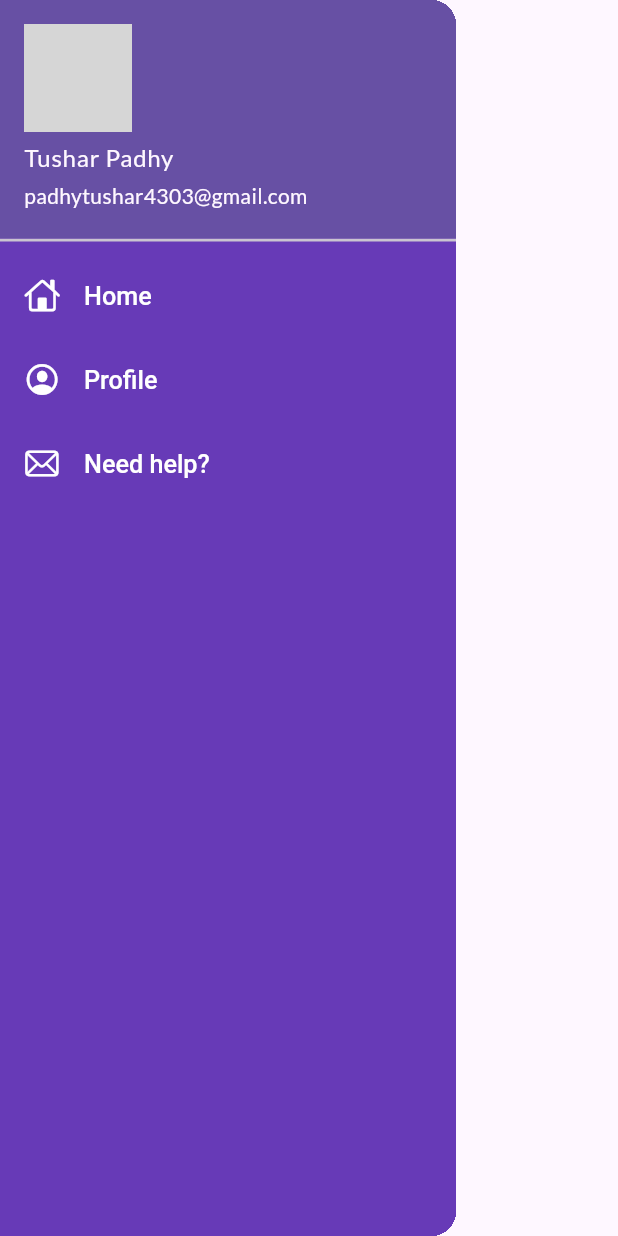
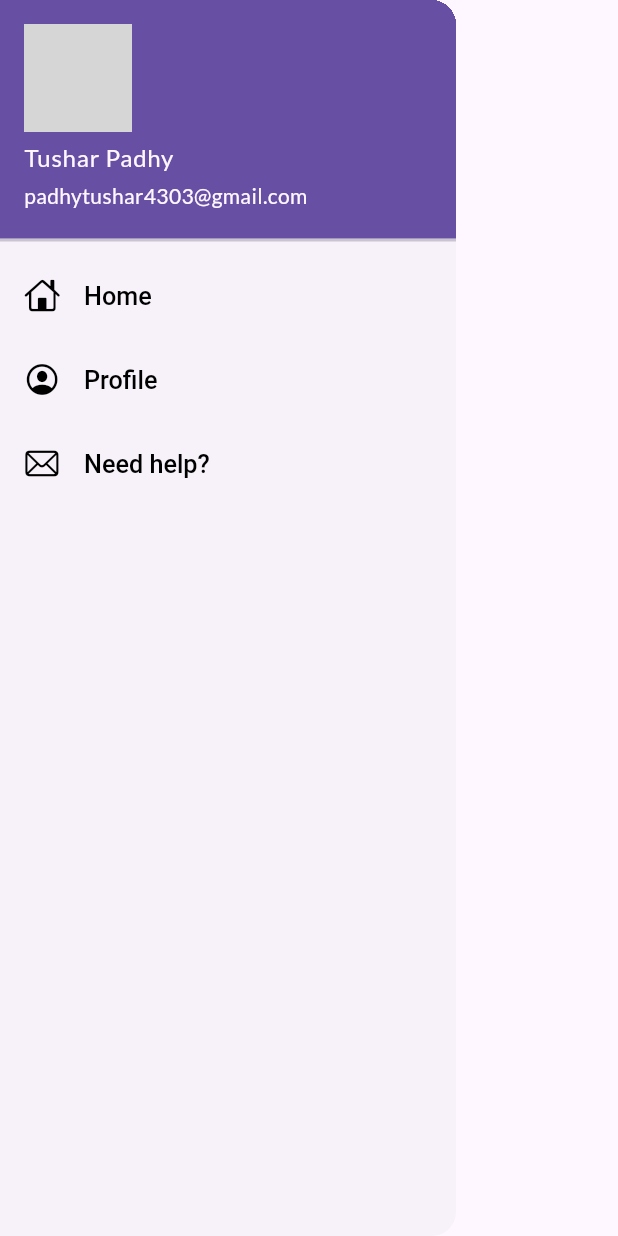
Before and after one commit to tushar4303/CluedIn-Flutter, a Flutter app: the MyDrawer widget shown alone on an empty page, opened directly, on a phone screen of 412 x 824 dp. Run offline on Flutter 3.47's test engine with Material 2 defaults, Android fonts, the phone set to English and light mode, and no system bars; our stand-ins replace google_fonts; network calls fail; grey boxes are pictures that could not be loaded.

Commit message:
minor changes

```diff
--- a/lib/main.dart
+++ b/lib/main.dart
@@ -18,7 +18,7 @@ class myApp extends StatelessWidget {
       debugShowCheckedModeBanner: false,
       theme: MyTheme.lightTheme(context),
       darkTheme: MyTheme.darkTheme(context),
-      initialRoute: MyRoutes.homeRoute,
+      initialRoute: MyRoutes.loginRoute,
       routes: {
         "/": (context) => LoginPage(),
         MyRoutes.homeRoute: (context) => HomePage(),
--- a/lib/widgets/drawer.dart
+++ b/lib/widgets/drawer.dart
@@ -8,7 +8,7 @@ class MyDrawer extends StatelessWidget {
   Widget build(BuildContext context) {
     return Drawer(
       child: Container(
-        color: Colors.deepPurple,
+        // color: Colors.deepPurple,
         child: ListView(
           children: const [
             DrawerHeader(
@@ -24,34 +24,35 @@ class MyDrawer extends StatelessWidget {
             ListTile(
               leading: Icon(
                 CupertinoIcons.home,
-                color: Colors.white,
+                color: Colors.black,
               ),
               title: Text(
                 "Home",
                 textScaleFactor: 1.2,
-                style: TextStyle(color: Colors.white),
+                style:
+                    TextStyle(color: Colors.black, fontWeight: FontWeight.w500),
               ),
             ),
             ListTile(
               leading: Icon(
                 CupertinoIcons.person_crop_circle,
-                color: Colors.white,
+                color: Colors.black,
               ),
-              title: Text(
-                "Profile",
-                textScaleFactor: 1.2,
-                style: TextStyle(color: Colors.white),
-              ),
+              title: Text("Profile",
+                  textScaleFactor: 1.2,
+                  style: TextStyle(
+                      color: Colors.black, fontWeight: FontWeight.w500)),
             ),
             ListTile(
               leading: Icon(
                 CupertinoIcons.mail,
-                color: Colors.white,
+                color: Colors.black,
               ),
               title: Text(
                 "Need help?",
                 textScaleFactor: 1.2,
-                style: TextStyle(color: Colors.white),
+                style:
+                    TextStyle(color: Colors.black, fontWeight: FontWeight.w500),
               ),
             ),
           ],
```
